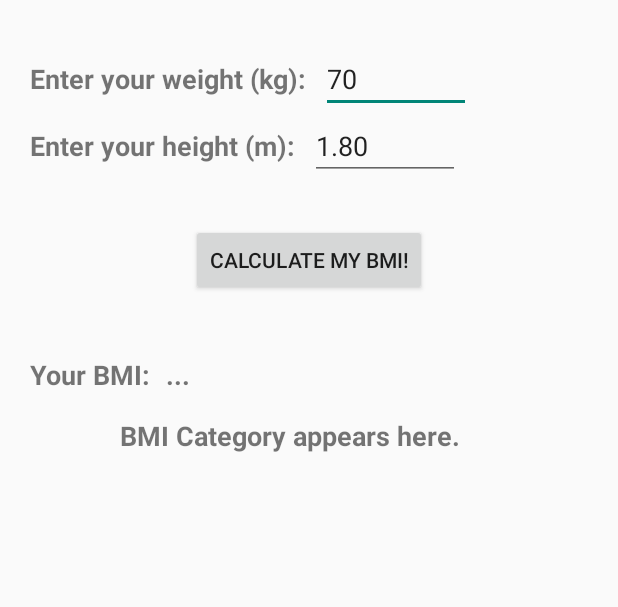
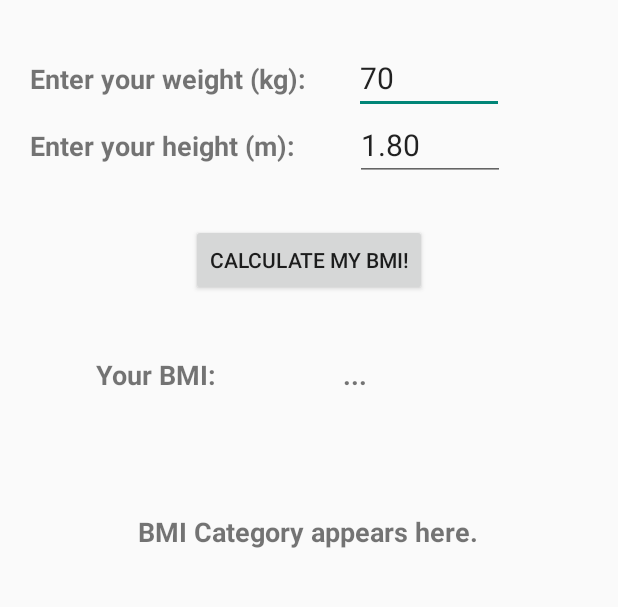
Before and after one commit to itsbbln/BMI-Calculator, an Android app: the screen it shows after launch (MainActivity), on a phone screen of 412 x 824 dp, the part 139-746 px from its top. Run offline under Robolectric (Android 15) with nearby library versions, the phone set to English and light mode, and no system bars.

Commit message:
Update activity_main.xml

```diff
--- a/app/src/main/res/layout/activity_main.xml
+++ b/app/src/main/res/layout/activity_main.xml
@@ -35,18 +35,20 @@
         android:layout_marginLeft="20dp" />
 
     <!-- Weight Input -->
+
+    <!-- Height Label -->
+
     <EditText
         android:id="@+id/weightInput"
         android:layout_width="100dp"
         android:layout_height="wrap_content"
+        android:layout_marginStart="32dp"
         android:inputType="numberDecimal"
         android:text="70"
+        android:textSize="20sp"
         app:layout_constraintBaseline_toBaselineOf="@id/tvWeightLabel"
-        app:layout_constraintStart_toEndOf="@id/tvWeightLabel"
-        android:layout_marginStart="10dp"
-        android:layout_marginLeft="10dp" />
+        app:layout_constraintStart_toEndOf="@id/tvWeightLabel" />
 
-    <!-- Height Label -->
     <TextView
         android:id="@+id/tvHeightLabel"
         android:layout_width="wrap_content"
@@ -61,18 +63,20 @@
         android:layout_marginLeft="20dp" />
 
     <!-- Height Input -->
+
+    <!-- Button -->
+
     <EditText
         android:id="@+id/heightInput"
         android:layout_width="100dp"
         android:layout_height="wrap_content"
+        android:layout_marginStart="40dp"
         android:inputType="numberDecimal"
         android:text="1.80"
+        android:textSize="20sp"
         app:layout_constraintBaseline_toBaselineOf="@id/tvHeightLabel"
-        app:layout_constraintStart_toEndOf="@id/tvHeightLabel"
-        android:layout_marginStart="10dp"
-        android:layout_marginLeft="10dp" />
+        app:layout_constraintStart_toEndOf="@id/tvHeightLabel" />
 
-    <!-- Button -->
     <Button
         android:id="@+id/button"
         android:layout_width="wrap_content"
@@ -84,40 +88,39 @@
         android:layout_marginTop="40dp" />
 
     <!-- BMI Result Label -->
+
+    <!-- BMI Result -->
+
     <TextView
         android:id="@+id/tvBMIResultLabel"
         android:layout_width="wrap_content"
         android:layout_height="wrap_content"
+        android:layout_marginStart="64dp"
+        android:layout_marginTop="40dp"
         android:text="Your BMI:"
         android:textSize="18sp"
         android:textStyle="bold"
-        app:layout_constraintTop_toBottomOf="@id/button"
         app:layout_constraintStart_toStartOf="parent"
-        android:layout_marginTop="40dp"
-        android:layout_marginStart="20dp"
-        android:layout_marginLeft="20dp" />
+        app:layout_constraintTop_toBottomOf="@id/button" />
 
-    <!-- BMI Result -->
+    <!-- BMI Category Label -->
     <TextView
         android:id="@+id/BMIResult"
         android:layout_width="100dp"
         android:layout_height="wrap_content"
+        android:layout_marginStart="84dp"
         android:text="..."
         android:textSize="18sp"
         android:textStyle="bold"
         app:layout_constraintBaseline_toBaselineOf="@id/tvBMIResultLabel"
-        app:layout_constraintStart_toEndOf="@id/tvBMIResultLabel"
-        android:layout_marginStart="10dp"
-        android:layout_marginLeft="10dp" />
+        app:layout_constraintStart_toEndOf="@id/tvBMIResultLabel" />
 
-    <!-- BMI Category Label -->
     <TextView
         android:id="@+id/BMICategory"
         android:layout_width="wrap_content"
         android:layout_height="wrap_content"
-        android:layout_marginStart="80dp"
-        android:layout_marginLeft="80dp"
-        android:layout_marginTop="16dp"
+        android:layout_marginStart="92dp"
+        android:layout_marginTop="80dp"
         android:text="BMI Category appears here."
         android:textSize="18sp"
         android:textStyle="bold"
```
